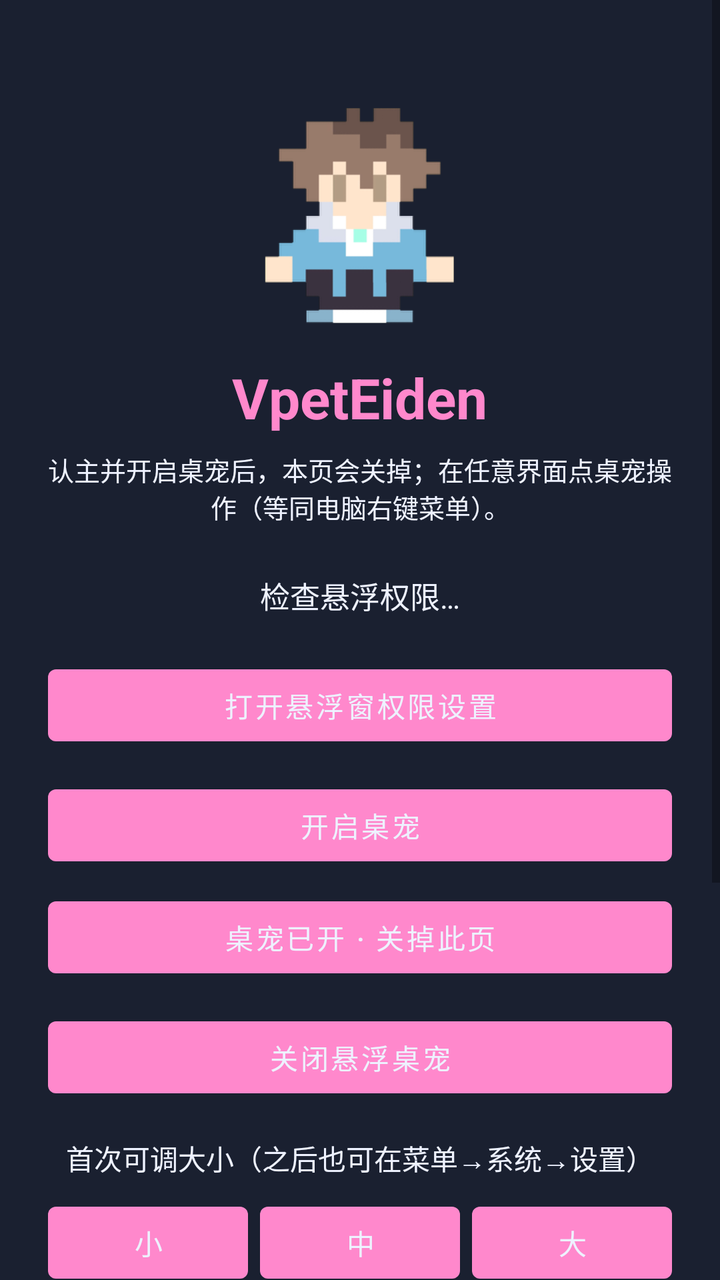
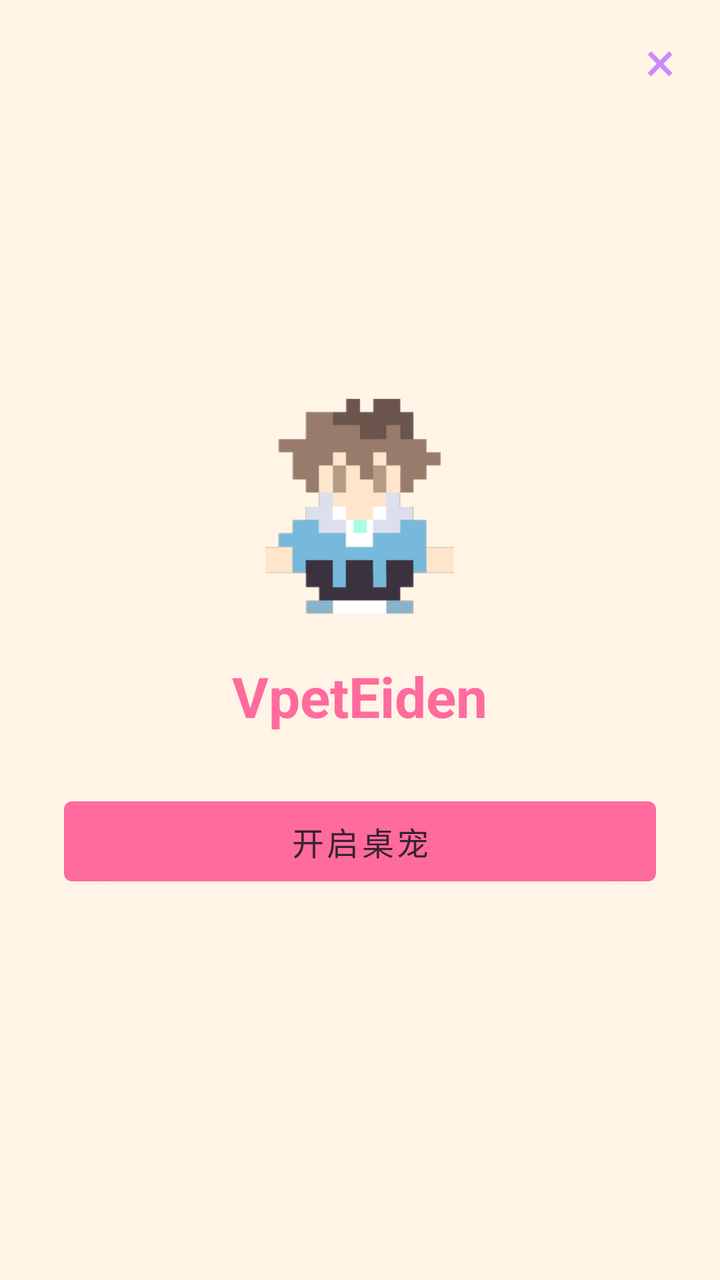

Compare the two renders of this Android layout. The source of the first and the diff that turns it into the second are given below.
<!-- AndroidManifest.xml: activity theme Theme.VpetMobile -->
<!-- res/layout/activity_main.xml -->
<?xml version="1.0" encoding="utf-8"?>
<ScrollView xmlns:android="http://schemas.android.com/apk/res/android"
    android:layout_width="match_parent"
    android:layout_height="match_parent"
    android:fillViewport="true"
    android:background="@color/bg_dark">

    <LinearLayout
        android:layout_width="match_parent"
        android:layout_height="wrap_content"
        android:orientation="vertical"
        android:padding="24dp"
        android:gravity="center_horizontal">

        <ImageView
            android:layout_width="120dp"
            android:layout_height="120dp"
            android:src="@drawable/app_cover"
            android:contentDescription="@string/app_name"
            android:layout_marginTop="24dp"
            android:layout_marginBottom="12dp"
            android:scaleType="fitCenter" />

        <TextView
            android:layout_width="wrap_content"
            android:layout_height="wrap_content"
            android:text="@string/app_name"
            android:textColor="@color/accent_pink"
            android:textSize="28sp"
            android:textStyle="bold"
            android:layout_marginBottom="8dp" />

        <TextView
            android:layout_width="match_parent"
            android:layout_height="wrap_content"
            android:text="@string/launcher_blurb"
            android:textColor="@color/text_main"
            android:textSize="13sp"
            android:gravity="center"
            android:layout_marginBottom="24dp" />

        <TextView
            android:id="@+id/statusText"
            android:layout_width="match_parent"
            android:layout_height="wrap_content"
            android:textColor="@color/text_main"
            android:textSize="15sp"
            android:gravity="center"
            android:layout_marginBottom="20dp"
            android:text="检查悬浮权限…" />

        <Button
            android:id="@+id/btnOverlayPermission"
            android:layout_width="match_parent"
            android:layout_height="wrap_content"
            android:text="打开悬浮窗权限设置"
            android:layout_marginBottom="12dp" />

        <Button
            android:id="@+id/btnStartOverlay"
            android:layout_width="match_parent"
            android:layout_height="wrap_content"
            android:text="开启桌宠"
            android:layout_marginBottom="8dp" />

        <Button
            android:id="@+id/btnLeaveToPet"
            android:layout_width="match_parent"
            android:layout_height="wrap_content"
            android:text="桌宠已开 · 关掉此页"
            android:layout_marginBottom="12dp" />

        <Button
            android:id="@+id/btnStopOverlay"
            android:layout_width="match_parent"
            android:layout_height="wrap_content"
            android:text="关闭悬浮桌宠"
            android:layout_marginBottom="16dp" />

        <TextView
            android:layout_width="match_parent"
            android:layout_height="wrap_content"
            android:text="首次可调大小（之后也可在菜单→系统→设置）"
            android:textColor="@color/text_main"
            android:textSize="14sp"
            android:gravity="center"
            android:layout_marginBottom="8dp" />

        <LinearLayout
            android:layout_width="match_parent"
            android:layout_height="wrap_content"
            android:orientation="horizontal"
            android:gravity="center"
            android:layout_marginBottom="24dp">

            <Button
                android:id="@+id/btnSizeS"
                android:layout_width="0dp"
                android:layout_height="wrap_content"
                android:layout_weight="1"
                android:text="小"
                android:layout_marginEnd="6dp" />

            <Button
                android:id="@+id/btnSizeM"
                android:layout_width="0dp"
                android:layout_height="wrap_content"
                android:layout_weight="1"
                android:text="中"
                android:layout_marginEnd="6dp" />

            <Button
                android:id="@+id/btnSizeL"
                android:layout_width="0dp"
                android:layout_height="wrap_content"
                android:layout_weight="1"
                android:text="大" />
        </LinearLayout>

        <Button
            android:id="@+id/btnOpenTools"
            android:layout_width="match_parent"
            android:layout_height="wrap_content"
            android:text="工具与档案（音乐导入 / 同步）"
            android:layout_marginBottom="24dp" />

        <View
            android:layout_width="match_parent"
            android:layout_height="1dp"
            android:background="#33FFFFFF"
            android:layout_marginBottom="16dp" />

        <TextView
            android:layout_width="match_parent"
            android:layout_height="wrap_content"
            android:text="调试旁路（非主路径）"
            android:textColor="#8899AA"
            android:textSize="12sp"
            android:gravity="center"
            android:layout_marginBottom="8dp" />

        <Button
            android:id="@+id/btnOpenRoom"
            android:layout_width="match_parent"
            android:layout_height="wrap_content"
            android:text="调试·房间模式"
            android:alpha="0.75"
            android:layout_marginBottom="12dp" />

        <TextView
            android:layout_width="match_parent"
            android:layout_height="wrap_content"
            android:text="@string/launcher_usage"
            android:textColor="#AAB8C8"
            android:textSize="12sp"
            android:gravity="center"
            android:layout_marginTop="8dp" />
    </LinearLayout>
</ScrollView>
<!-- resources referenced by this layout -->
<resources>
  <color name="accent_pink">#FFFF88CC</color>
  <color name="bg_dark">#FF1A2030</color>
  <color name="text_main">#FFEEF2FF</color>
  <!-- drawable app_cover: png bitmap (drawable, 7875 bytes) -->
  <string name="app_name">VpetEiden</string>
  <string name="launcher_blurb">认主并开启桌宠后，本页会关掉；在任意界面点桌宠操作（等同电脑右键菜单）。</string>
  <string name="launcher_usage">用法：拖动立绘移动；轻点弹出菜单。大小/设置也可在菜单→系统里改。网易云云端歌单无法直连，请导入本机音频。</string>
  <style name="Theme.VpetMobile" parent="Theme.MaterialComponents.DayNight.NoActionBar">
          <item name="colorPrimary">@color/accent_pink</item>
          <item name="colorPrimaryVariant">@color/btn_bg</item>
          <item name="colorOnPrimary">@color/text_main</item>
          <item name="android:statusBarColor">@color/bg_dark</item>
          <item name="android:navigationBarColor">@color/bg_dark</item>
          <item name="android:windowBackground">@color/bg_dark</item>
      </style>
  <color name="btn_bg">#FF2A4060</color>
</resources>

<!-- the commit's change to res/layout/activity_main.xml (unified diff, before → after) -->
@@ -1,15 +1,30 @@
 <?xml version="1.0" encoding="utf-8"?>
-<ScrollView xmlns:android="http://schemas.android.com/apk/res/android"
+<FrameLayout xmlns:android="http://schemas.android.com/apk/res/android"
     android:layout_width="match_parent"
     android:layout_height="match_parent"
-    android:fillViewport="true"
     android:background="@color/bg_dark">
+
+    <TextView
+        android:id="@+id/btnClosePage"
+        android:layout_width="44dp"
+        android:layout_height="44dp"
+        android:layout_gravity="top|end"
+        android:layout_marginTop="8dp"
+        android:layout_marginEnd="8dp"
+        android:gravity="center"
+        android:text="×"
+        android:textColor="@color/theme_blue_deep"
+        android:textSize="28sp"
+        android:background="?attr/selectableItemBackgroundBorderless"
+        android:contentDescription="关闭" />
 
     <LinearLayout
         android:layout_width="match_parent"
         android:layout_height="wrap_content"
+        android:layout_gravity="center"
         android:orientation="vertical"
-        android:padding="24dp"
+        android:paddingStart="32dp"
+        android:paddingEnd="32dp"
         android:gravity="center_horizontal">
 
         <ImageView
@@ -17,8 +32,7 @@
             android:layout_height="120dp"
             android:src="@drawable/app_cover"
             android:contentDescription="@string/app_name"
-            android:layout_marginTop="24dp"
-            android:layout_marginBottom="12dp"
+            android:layout_marginBottom="16dp"
             android:scaleType="fitCenter" />
 
         <TextView
@@ -28,132 +42,23 @@
             android:textColor="@color/accent_pink"
             android:textSize="28sp"
             android:textStyle="bold"
-            android:layout_marginBottom="8dp" />
-
-        <TextView
-            android:layout_width="match_parent"
-            android:layout_height="wrap_content"
-            android:text="@string/launcher_blurb"
-            android:textColor="@color/text_main"
-            android:textSize="13sp"
-            android:gravity="center"
-            android:layout_marginBottom="24dp" />
+            android:layout_marginBottom="28dp" />
 
         <TextView
             android:id="@+id/statusText"
             android:layout_width="match_parent"
             android:layout_height="wrap_content"
             android:textColor="@color/text_main"
-            android:textSize="15sp"
+            android:textSize="14sp"
             android:gravity="center"
             android:layout_marginBottom="20dp"
-            android:text="检查悬浮权限…" />
-
-        <Button
-            android:id="@+id/btnOverlayPermission"
-            android:layout_width="match_parent"
-            android:layout_height="wrap_content"
-            android:text="打开悬浮窗权限设置"
-            android:layout_marginBottom="12dp" />
+            android:visibility="gone" />
 
         <Button
             android:id="@+id/btnStartOverlay"
             android:layout_width="match_parent"
-            android:layout_height="wrap_content"
+            android:layout_height="52dp"
             android:text="开启桌宠"
-            android:layout_marginBottom="8dp" />
-
-        <Button
-            android:id="@+id/btnLeaveToPet"
-            android:layout_width="match_parent"
-            android:layout_height="wrap_content"
-            android:text="桌宠已开 · 关掉此页"
-            android:layout_marginBottom="12dp" />
-
-        <Button
-            android:id="@+id/btnStopOverlay"
-            android:layout_width="match_parent"
-            android:layout_height="wrap_content"
-            android:text="关闭悬浮桌宠"
-            android:layout_marginBottom="16dp" />
-
-        <TextView
-            android:layout_width="match_parent"
-            android:layout_height="wrap_content"
-            android:text="首次可调大小（之后也可在菜单→系统→设置）"
-            android:textColor="@color/text_main"
-            android:textSize="14sp"
-            android:gravity="center"
-            android:layout_marginBottom="8dp" />
-
-        <LinearLayout
-            android:layout_width="match_parent"
-            android:layout_height="wrap_content"
-            android:orientation="horizontal"
-            android:gravity="center"
-            android:layout_marginBottom="24dp">
-
-            <Button
-                android:id="@+id/btnSizeS"
-                android:layout_width="0dp"
-                android:layout_height="wrap_content"
-                android:layout_weight="1"
-                android:text="小"
-                android:layout_marginEnd="6dp" />
-
-            <Button
-                android:id="@+id/btnSizeM"
-                android:layout_width="0dp"
-                android:layout_height="wrap_content"
-                android:layout_weight="1"
-                android:text="中"
-                android:layout_marginEnd="6dp" />
-
-            <Button
-                android:id="@+id/btnSizeL"
-                android:layout_width="0dp"
-                android:layout_height="wrap_content"
-                android:layout_weight="1"
-                android:text="大" />
-        </LinearLayout>
-
-        <Button
-            android:id="@+id/btnOpenTools"
-            android:layout_width="match_parent"
-            android:layout_height="wrap_content"
-            android:text="工具与档案（音乐导入 / 同步）"
-            android:layout_marginBottom="24dp" />
-
-        <View
-            android:layout_width="match_parent"
-            android:layout_height="1dp"
-            android:background="#33FFFFFF"
-            android:layout_marginBottom="16dp" />
-
-        <TextView
-            android:layout_width="match_parent"
-            android:layout_height="wrap_content"
-            android:text="调试旁路（非主路径）"
-            android:textColor="#8899AA"
-            android:textSize="12sp"
-            android:gravity="center"
-            android:layout_marginBottom="8dp" />
-
-        <Button
-            android:id="@+id/btnOpenRoom"
-            android:layout_width="match_parent"
-            android:layout_height="wrap_content"
-            android:text="调试·房间模式"
-            android:alpha="0.75"
-            android:layout_marginBottom="12dp" />
-
-        <TextView
-            android:layout_width="match_parent"
-            android:layout_height="wrap_content"
-            android:text="@string/launcher_usage"
-            android:textColor="#AAB8C8"
-            android:textSize="12sp"
-            android:gravity="center"
-            android:layout_marginTop="8dp" />
+            android:textSize="16sp" />
     </LinearLayout>
-</ScrollView>
+</FrameLayout>
<!-- resource entries referenced after the edit -->
@@ -1,12 +1,11 @@
 <!-- resources referenced by this layout -->
 <resources>
-  <color name="accent_pink">#FFFF88CC</color>
-  <color name="bg_dark">#FF1A2030</color>
-  <color name="text_main">#FFEEF2FF</color>
+  <color name="accent_pink">#FFFF6B9D</color>
+  <color name="bg_dark">#FFFFF4E6</color>
+  <color name="text_main">#FF3A2230</color>
+  <color name="theme_blue_deep">#FFCC88FF</color>
   <!-- drawable app_cover: png bitmap (drawable, 7875 bytes) -->
   <string name="app_name">VpetEiden</string>
-  <string name="launcher_blurb">认主并开启桌宠后，本页会关掉；在任意界面点桌宠操作（等同电脑右键菜单）。</string>
-  <string name="launcher_usage">用法：拖动立绘移动；轻点弹出菜单。大小/设置也可在菜单→系统里改。网易云云端歌单无法直连，请导入本机音频。</string>
   <style name="Theme.VpetMobile" parent="Theme.MaterialComponents.DayNight.NoActionBar">
           <item name="colorPrimary">@color/accent_pink</item>
           <item name="colorPrimaryVariant">@color/btn_bg</item>
@@ -15,6 +14,6 @@
           <item name="android:navigationBarColor">@color/bg_dark</item>
           <item name="android:windowBackground">@color/bg_dark</item>
       </style>
-  <color name="btn_bg">#FF2A4060</color>
+  <color name="btn_bg">#FFF3DCC4</color>
 </resources>
 
